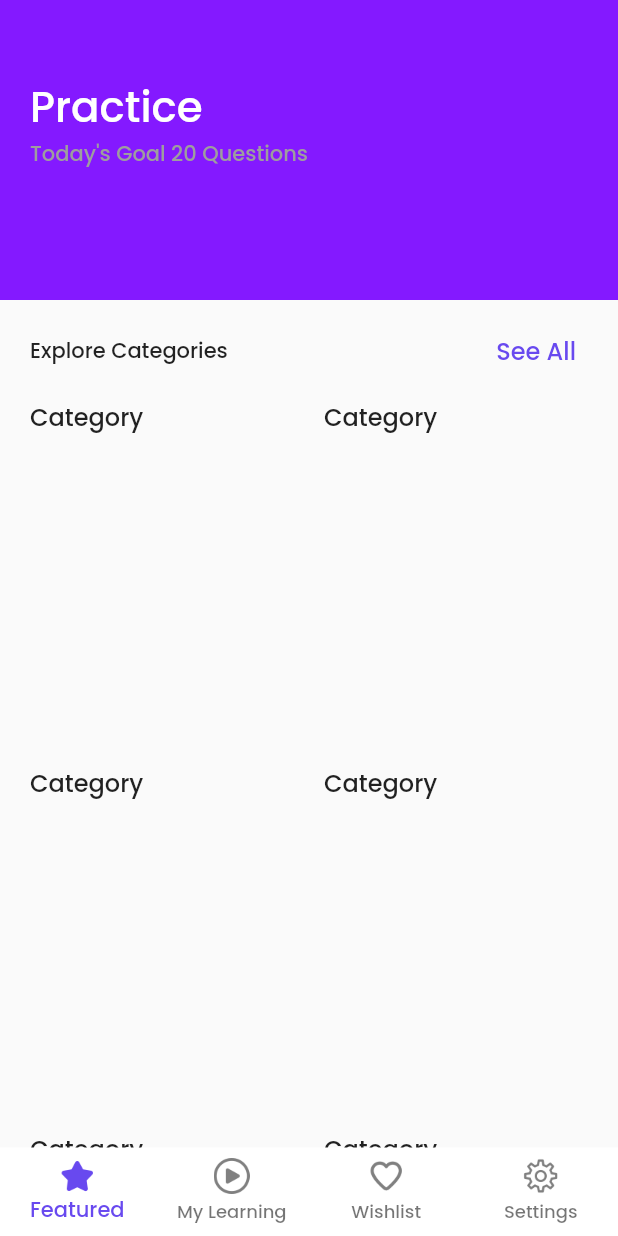
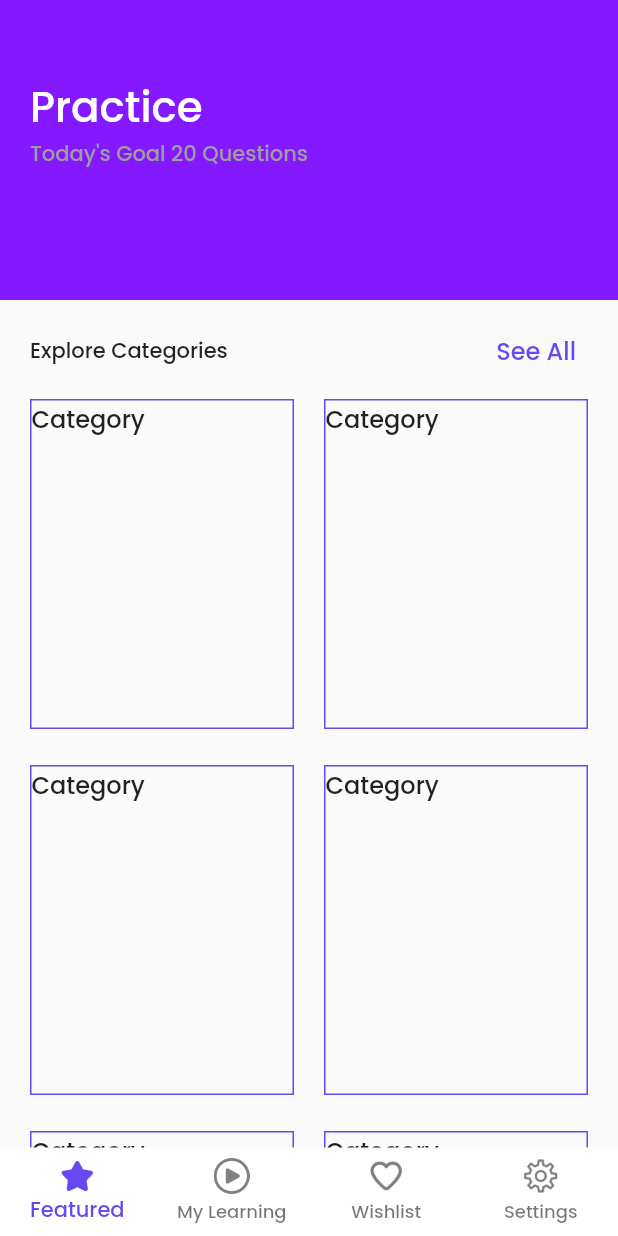
Before and after one commit to RabinThapa1998/Flutter_EP, a Flutter app: the screen it shows after launch, on a phone screen of 412 x 824 dp. Run offline on Flutter 3.47's test engine with Material 2 defaults, Android fonts, the phone set to English and light mode, and no system bars.

Commit message:
🚑 :Style: Featured Screen

```diff
--- a/lib/widgets/featured_screen_body_widget.dart
+++ b/lib/widgets/featured_screen_body_widget.dart
@@ -61,6 +61,9 @@ class CategoryCard extends StatelessWidget {
   Widget build(BuildContext context) {
     return Container(
       child: Text("Category"),
+      decoration: BoxDecoration(
+        border: Border.all(color: kPrimaryColor),
+      ),
     );
   }
 }
```
